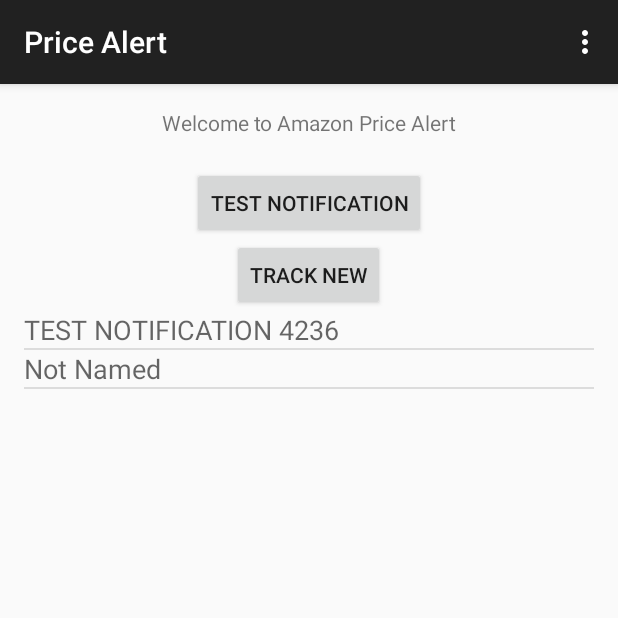
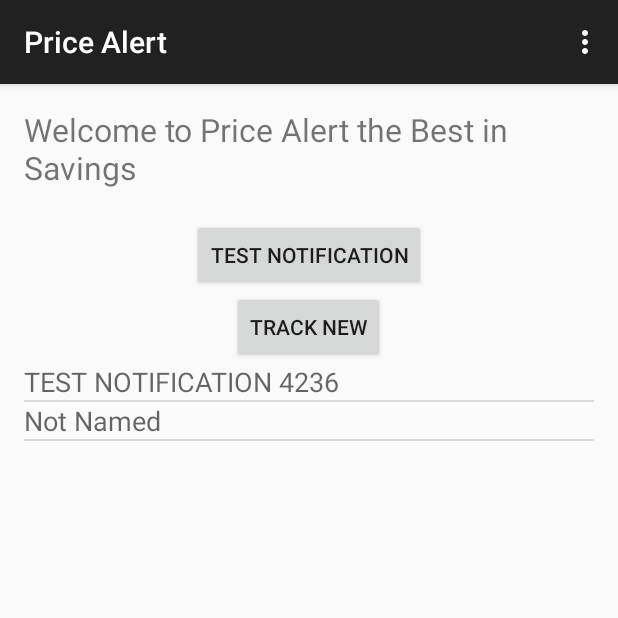
Before and after one commit to gumallett/PriceAlert, an Android app: the screen it shows after launch (MainActivity), in the options menu, after a tap on "Settings", on a phone screen of 412 x 824 dp, the top half of it. Run offline under Robolectric (Android 15) with nearby library versions, the phone set to English and light mode, and no system bars; libraries missing offline, so code that uses them is left out: org.slf4j; 15 statements that could not run were skipped.

Commit message:
change font and add string to String

```diff
--- a/app/src/main/java/com/pricealert/data/adapter/ProductListAdapter.java
+++ b/app/src/main/java/com/pricealert/data/adapter/ProductListAdapter.java
@@ -37,6 +37,9 @@ public class ProductListAdapter extends BaseAdapter {
         return getProduct(position).getId();
     }
 
+    //image from amazon
+
+
     @Override
     public View getView(int position, View convertView, ViewGroup parent) {
         TextView textView = new TextView(parent.getContext());
--- a/app/src/main/res/layout/activity_main.xml
+++ b/app/src/main/res/layout/activity_main.xml
@@ -13,7 +13,9 @@
                 tools:context="com.pricealert.app.MainActivity">
 
     <TextView
-            android:text="Welcome to Amazon Price Alert"
+            android:text="@string/priceTitle"
+            android:textSize="21dp"
+            android:id="@+id/priceTile"
             android:layout_width="wrap_content"
             android:layout_height="wrap_content"
             android:layout_gravity="center_horizontal"/>
--- a/app/src/main/res/layout/activity_product.xml
+++ b/app/src/main/res/layout/activity_product.xml
@@ -117,8 +117,7 @@ android:padding="10dp">
     <TextView
             android:layout_width="wrap_content"
             android:layout_height="wrap_content"
-            android:text="%"
-            android:id="@+id/textView14"
+        android:id="@+id/textView14"
             android:layout_alignParentRight="true"
             android:layout_alignParentEnd="true"
             android:paddingLeft="3dp"
--- a/app/src/main/res/values/strings.xml
+++ b/app/src/main/res/values/strings.xml
@@ -4,6 +4,7 @@
     <string name="app_name">Price Alert</string>
     <string name="hello_world">Hello world!</string>
     <string name="action_settings">Settings</string>
+    <string name="priceTitle">Welcome to Price Alert the Best in Savings</string>
     <string name="product_page_save_text">If you buy now, you will save ${amount} off the last recorded price.</string>
     <string name="title_activity_product">ProductActivity</string>
 
```
